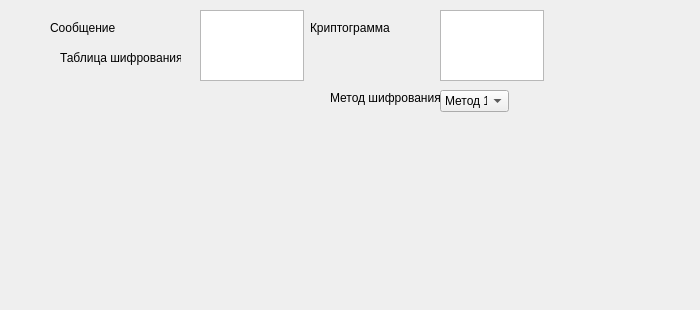
This is gui/tabs/polybiussquare.ui in LancerRevX/cryptography as Qt 5 draws it before an edit. The edited form follows.
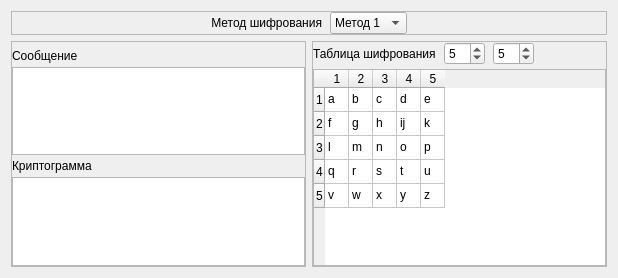
This is the edited form.

```diff
--- a/gui/tabs/polybiussquare.ui
+++ b/gui/tabs/polybiussquare.ui
@@ -6,12 +6,12 @@
    <rect>
     <x>0</x>
     <y>0</y>
-    <width>700</width>
-    <height>310</height>
+    <width>618</width>
+    <height>278</height>
    </rect>
   </property>
   <property name="sizePolicy">
-   <sizepolicy hsizetype="Fixed" vsizetype="Fixed">
+   <sizepolicy hsizetype="Expanding" vsizetype="Expanding">
     <horstretch>0</horstretch>
     <verstretch>0</verstretch>
    </sizepolicy>
@@ -19,103 +19,476 @@
   <property name="windowTitle">
    <string>Квадрат Полибия</string>
   </property>
-  <widget class="QLabel" name="tableLabel">
-   <property name="geometry">
-    <rect>
-     <x>60</x>
-     <y>50</y>
-     <width>121</width>
-     <height>16</height>
-    </rect>
-   </property>
-   <property name="text">
-    <string>Таблица шифрования</string>
-   </property>
-  </widget>
-  <widget class="QLabel" name="messageLabel">
-   <property name="geometry">
-    <rect>
-     <x>50</x>
-     <y>20</y>
-     <width>121</width>
-     <height>16</height>
-    </rect>
-   </property>
-   <property name="text">
-    <string>Сообщение</string>
-   </property>
-  </widget>
-  <widget class="QLabel" name="codeLabel">
-   <property name="geometry">
-    <rect>
-     <x>310</x>
-     <y>20</y>
-     <width>91</width>
-     <height>16</height>
-    </rect>
-   </property>
-   <property name="text">
-    <string>Криптограмма</string>
-   </property>
-  </widget>
-  <widget class="QPlainTextEdit" name="messageEdit">
-   <property name="geometry">
-    <rect>
-     <x>200</x>
-     <y>10</y>
-     <width>104</width>
-     <height>71</height>
-    </rect>
-   </property>
-  </widget>
-  <widget class="QPlainTextEdit" name="codeEdit">
-   <property name="geometry">
-    <rect>
-     <x>440</x>
-     <y>10</y>
-     <width>104</width>
-     <height>71</height>
-    </rect>
-   </property>
-  </widget>
-  <widget class="QLabel" name="methodLabel">
-   <property name="geometry">
-    <rect>
-     <x>330</x>
-     <y>90</y>
-     <width>151</width>
-     <height>16</height>
-    </rect>
-   </property>
-   <property name="text">
-    <string>Метод шифрования</string>
-   </property>
-  </widget>
-  <widget class="QComboBox" name="methodSwitch">
-   <property name="geometry">
-    <rect>
-     <x>440</x>
-     <y>90</y>
-     <width>69</width>
-     <height>22</height>
-    </rect>
-   </property>
-   <item>
-    <property name="text">
-     <string>Метод 1</string>
-    </property>
+  <layout class="QGridLayout" name="gridLayout">
+   <item row="1" column="1">
+    <widget class="QFrame" name="frame_2">
+     <property name="sizePolicy">
+      <sizepolicy hsizetype="Expanding" vsizetype="Preferred">
+       <horstretch>0</horstretch>
+       <verstretch>0</verstretch>
+      </sizepolicy>
+     </property>
+     <property name="frameShape">
+      <enum>QFrame::StyledPanel</enum>
+     </property>
+     <property name="frameShadow">
+      <enum>QFrame::Raised</enum>
+     </property>
+     <layout class="QGridLayout" name="gridLayout_2">
+      <property name="leftMargin">
+       <number>0</number>
+      </property>
+      <property name="topMargin">
+       <number>0</number>
+      </property>
+      <property name="rightMargin">
+       <number>0</number>
+      </property>
+      <property name="bottomMargin">
+       <number>0</number>
+      </property>
+      <property name="horizontalSpacing">
+       <number>8</number>
+      </property>
+      <property name="verticalSpacing">
+       <number>4</number>
+      </property>
+      <item row="0" column="0">
+       <widget class="QLabel" name="squareLabel">
+        <property name="sizePolicy">
+         <sizepolicy hsizetype="Preferred" vsizetype="Preferred">
+          <horstretch>0</horstretch>
+          <verstretch>0</verstretch>
+         </sizepolicy>
+        </property>
+        <property name="text">
+         <string>Таблица шифрования</string>
+        </property>
+       </widget>
+      </item>
+      <item row="0" column="1">
+       <widget class="QSpinBox" name="squareRowsSpin">
+        <property name="sizePolicy">
+         <sizepolicy hsizetype="Maximum" vsizetype="Fixed">
+          <horstretch>0</horstretch>
+          <verstretch>0</verstretch>
+         </sizepolicy>
+        </property>
+        <property name="minimumSize">
+         <size>
+          <width>32</width>
+          <height>0</height>
+         </size>
+        </property>
+        <property name="minimum">
+         <number>1</number>
+        </property>
+        <property name="maximum">
+         <number>10</number>
+        </property>
+        <property name="value">
+         <number>5</number>
+        </property>
+       </widget>
+      </item>
+      <item row="0" column="2">
+       <widget class="QSpinBox" name="squareColumnsSpin">
+        <property name="sizePolicy">
+         <sizepolicy hsizetype="Maximum" vsizetype="Fixed">
+          <horstretch>0</horstretch>
+          <verstretch>0</verstretch>
+         </sizepolicy>
+        </property>
+        <property name="minimumSize">
+         <size>
+          <width>32</width>
+          <height>0</height>
+         </size>
+        </property>
+        <property name="minimum">
+         <number>1</number>
+        </property>
+        <property name="maximum">
+         <number>10</number>
+        </property>
+        <property name="value">
+         <number>5</number>
+        </property>
+       </widget>
+      </item>
+      <item row="0" column="3">
+       <spacer name="horizontalSpacer_3">
+        <property name="orientation">
+         <enum>Qt::Horizontal</enum>
+        </property>
+        <property name="sizeHint" stdset="0">
+         <size>
+          <width>40</width>
+          <height>20</height>
+         </size>
+        </property>
+       </spacer>
+      </item>
+      <item row="1" column="0" colspan="4">
+       <widget class="QTableWidget" name="square">
+        <attribute name="horizontalHeaderMinimumSectionSize">
+         <number>24</number>
+        </attribute>
+        <attribute name="horizontalHeaderDefaultSectionSize">
+         <number>24</number>
+        </attribute>
+        <attribute name="verticalHeaderMinimumSectionSize">
+         <number>24</number>
+        </attribute>
+        <attribute name="verticalHeaderDefaultSectionSize">
+         <number>24</number>
+        </attribute>
+        <row>
+         <property name="text">
+          <string>1</string>
+         </property>
+        </row>
+        <row>
+         <property name="text">
+          <string>2</string>
+         </property>
+        </row>
+        <row>
+         <property name="text">
+          <string>3</string>
+         </property>
+        </row>
+        <row>
+         <property name="text">
+          <string>4</string>
+         </property>
+        </row>
+        <row>
+         <property name="text">
+          <string>5</string>
+         </property>
+        </row>
+        <column>
+         <property name="text">
+          <string>1</string>
+         </property>
+        </column>
+        <column>
+         <property name="text">
+          <string>2</string>
+         </property>
+        </column>
+        <column>
+         <property name="text">
+          <string>3</string>
+         </property>
+        </column>
+        <column>
+         <property name="text">
+          <string>4</string>
+         </property>
+        </column>
+        <column>
+         <property name="text">
+          <string>5</string>
+         </property>
+        </column>
+        <item row="0" column="0">
+         <property name="text">
+          <string>a</string>
+         </property>
+        </item>
+        <item row="0" column="1">
+         <property name="text">
+          <string>b</string>
+         </property>
+        </item>
+        <item row="0" column="2">
+         <property name="text">
+          <string>c</string>
+         </property>
+        </item>
+        <item row="0" column="3">
+         <property name="text">
+          <string>d</string>
+         </property>
+        </item>
+        <item row="0" column="4">
+         <property name="text">
+          <string>e</string>
+         </property>
+        </item>
+        <item row="1" column="0">
+         <property name="text">
+          <string>f</string>
+         </property>
+        </item>
+        <item row="1" column="1">
+         <property name="text">
+          <string>g</string>
+         </property>
+        </item>
+        <item row="1" column="2">
+         <property name="text">
+          <string>h</string>
+         </property>
+        </item>
+        <item row="1" column="3">
+         <property name="text">
+          <string>ij</string>
+         </property>
+        </item>
+        <item row="1" column="4">
+         <property name="text">
+          <string>k</string>
+         </property>
+        </item>
+        <item row="2" column="0">
+         <property name="text">
+          <string>l</string>
+         </property>
+        </item>
+        <item row="2" column="1">
+         <property name="text">
+          <string>m</string>
+         </property>
+        </item>
+        <item row="2" column="2">
+         <property name="text">
+          <string>n</string>
+         </property>
+        </item>
+        <item row="2" column="3">
+         <property name="text">
+          <string>o</string>
+         </property>
+        </item>
+        <item row="2" column="4">
+         <property name="text">
+          <string>p</string>
+         </property>
+        </item>
+        <item row="3" column="0">
+         <property name="text">
+          <string>q</string>
+         </property>
+        </item>
+        <item row="3" column="1">
+         <property name="text">
+          <string>r</string>
+         </property>
+        </item>
+        <item row="3" column="2">
+         <property name="text">
+          <string>s</string>
+         </property>
+        </item>
+        <item row="3" column="3">
+         <property name="text">
+          <string>t</string>
+         </property>
+        </item>
+        <item row="3" column="4">
+         <property name="text">
+          <string>u</string>
+         </property>
+        </item>
+        <item row="4" column="0">
+         <property name="text">
+          <string>v</string>
+         </property>
+        </item>
+        <item row="4" column="1">
+         <property name="text">
+          <string>w</string>
+         </property>
+        </item>
+        <item row="4" column="2">
+         <property name="text">
+          <string>x</string>
+         </property>
+        </item>
+        <item row="4" column="3">
+         <property name="text">
+          <string>y</string>
+         </property>
+        </item>
+        <item row="4" column="4">
+         <property name="text">
+          <string>z</string>
+         </property>
+        </item>
+       </widget>
+      </item>
+     </layout>
+    </widget>
    </item>
-   <item>
-    <property name="text">
-     <string>Метод 2</string>
-    </property>
+   <item row="0" column="0" colspan="2">
+    <widget class="QFrame" name="frame_3">
+     <property name="sizePolicy">
+      <sizepolicy hsizetype="Preferred" vsizetype="Maximum">
+       <horstretch>0</horstretch>
+       <verstretch>0</verstretch>
+      </sizepolicy>
+     </property>
+     <property name="frameShape">
+      <enum>QFrame::StyledPanel</enum>
+     </property>
+     <property name="frameShadow">
+      <enum>QFrame::Raised</enum>
+     </property>
+     <layout class="QHBoxLayout" name="horizontalLayout">
+      <property name="spacing">
+       <number>8</number>
+      </property>
+      <property name="leftMargin">
+       <number>0</number>
+      </property>
+      <property name="topMargin">
+       <number>0</number>
+      </property>
+      <property name="rightMargin">
+       <number>0</number>
+      </property>
+      <property name="bottomMargin">
+       <number>0</number>
+      </property>
+      <item>
+       <spacer name="horizontalSpacer_2">
+        <property name="orientation">
+         <enum>Qt::Horizontal</enum>
+        </property>
+        <property name="sizeHint" stdset="0">
+         <size>
+          <width>40</width>
+          <height>20</height>
+         </size>
+        </property>
+       </spacer>
+      </item>
+      <item>
+       <widget class="QLabel" name="methodLabel">
+        <property name="text">
+         <string>Метод шифрования</string>
+        </property>
+        <property name="alignment">
+         <set>Qt::AlignRight|Qt::AlignTrailing|Qt::AlignVCenter</set>
+        </property>
+       </widget>
+      </item>
+      <item>
+       <widget class="QComboBox" name="methodSwitch">
+        <property name="sizePolicy">
+         <sizepolicy hsizetype="Maximum" vsizetype="Fixed">
+          <horstretch>0</horstretch>
+          <verstretch>0</verstretch>
+         </sizepolicy>
+        </property>
+        <property name="minimumSize">
+         <size>
+          <width>64</width>
+          <height>0</height>
+         </size>
+        </property>
+        <item>
+         <property name="text">
+          <string>Метод 1</string>
+         </property>
+        </item>
+        <item>
+         <property name="text">
+          <string>Метод 2</string>
+         </property>
+        </item>
+        <item>
+         <property name="text">
+          <string>Метод 3</string>
+         </property>
+        </item>
+       </widget>
+      </item>
+      <item>
+       <spacer name="horizontalSpacer">
+        <property name="orientation">
+         <enum>Qt::Horizontal</enum>
+        </property>
+        <property name="sizeHint" stdset="0">
+         <size>
+          <width>40</width>
+          <height>20</height>
+         </size>
+        </property>
+       </spacer>
+      </item>
+     </layout>
+    </widget>
    </item>
-   <item>
-    <property name="text">
-     <string>Метод 3</string>
-    </property>
+   <item row="1" column="0">
+    <widget class="QFrame" name="frame">
+     <property name="sizePolicy">
+      <sizepolicy hsizetype="Expanding" vsizetype="Preferred">
+       <horstretch>0</horstretch>
+       <verstretch>0</verstretch>
+      </sizepolicy>
+     </property>
+     <property name="frameShape">
+      <enum>QFrame::StyledPanel</enum>
+     </property>
+     <property name="frameShadow">
+      <enum>QFrame::Raised</enum>
+     </property>
+     <layout class="QVBoxLayout" name="verticalLayout">
+      <property name="spacing">
+       <number>4</number>
+      </property>
+      <property name="leftMargin">
+       <number>0</number>
+      </property>
+      <property name="topMargin">
+       <number>7</number>
+      </property>
+      <property name="rightMargin">
+       <number>0</number>
+      </property>
+      <property name="bottomMargin">
+       <number>0</number>
+      </property>
+      <item>
+       <widget class="QLabel" name="messageLabel">
+        <property name="sizePolicy">
+         <sizepolicy hsizetype="Expanding" vsizetype="Preferred">
+          <horstretch>0</horstretch>
+          <verstretch>0</verstretch>
+         </sizepolicy>
+        </property>
+        <property name="text">
+         <string>Сообщение</string>
+        </property>
+       </widget>
+      </item>
+      <item>
+       <widget class="QPlainTextEdit" name="messageEdit"/>
+      </item>
+      <item>
+       <widget class="QLabel" name="codeLabel">
+        <property name="sizePolicy">
+         <sizepolicy hsizetype="Expanding" vsizetype="Preferred">
+          <horstretch>0</horstretch>
+          <verstretch>0</verstretch>
+         </sizepolicy>
+        </property>
+        <property name="text">
+         <string>Криптограмма</string>
+        </property>
+       </widget>
+      </item>
+      <item>
+       <widget class="QPlainTextEdit" name="codeEdit"/>
+      </item>
+     </layout>
+    </widget>
    </item>
-  </widget>
+  </layout>
  </widget>
  <resources/>
  <connections/>
```
Left out of the diff: 4 changed lines with no effect on the pictures.
